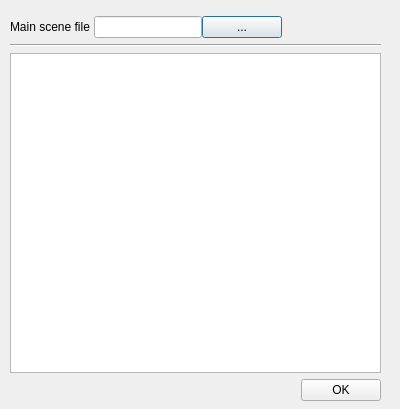
Old version of the form poc/golemPy/examples/gnr/ui/AddTaskResourcesDialog.ui in the repository golemfactory/clay.
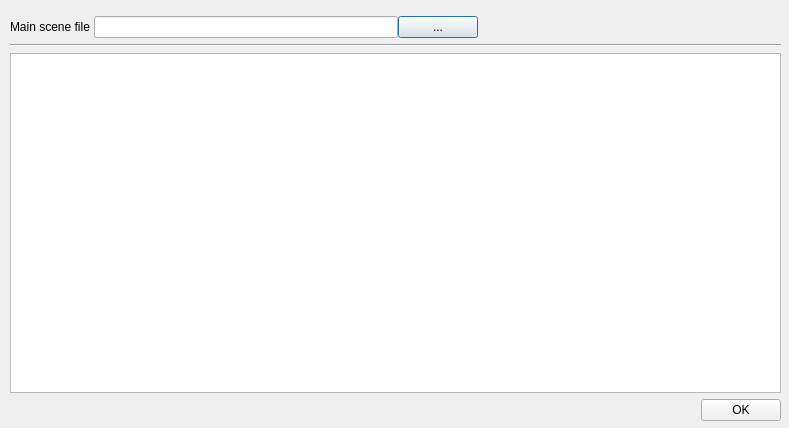
New version of the form.

Commit message: Dodatkowe rozszerzenie kolumny z dyskami po załadowaniu modelu plików.

```diff
--- a/poc/golemPy/examples/gnr/ui/AddTaskResourcesDialog.ui
+++ b/poc/golemPy/examples/gnr/ui/AddTaskResourcesDialog.ui
@@ -9,8 +9,8 @@
    <rect>
     <x>0</x>
     <y>0</y>
-    <width>400</width>
-    <height>409</height>
+    <width>789</width>
+    <height>428</height>
    </rect>
   </property>
   <property name="windowTitle">
@@ -21,8 +21,8 @@
     <rect>
      <x>10</x>
      <y>10</y>
-     <width>371</width>
-     <height>391</height>
+     <width>771</width>
+     <height>411</height>
     </rect>
    </property>
    <layout class="QVBoxLayout" name="verticalLayout">
```
The commit also changes 1 other file.
